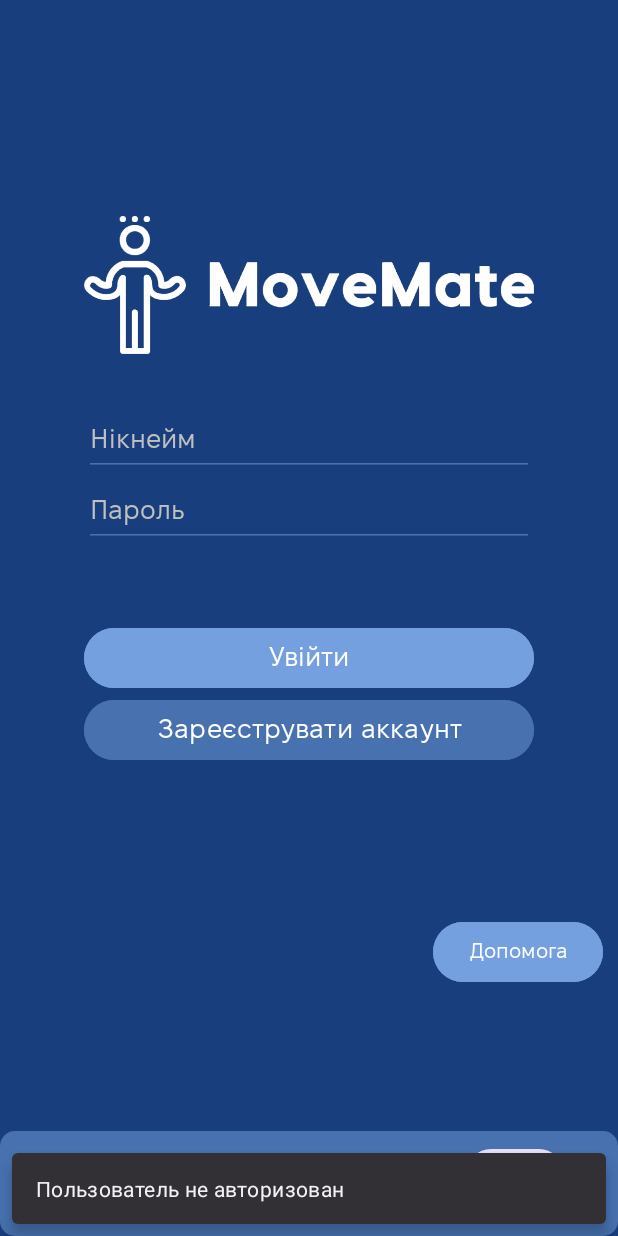
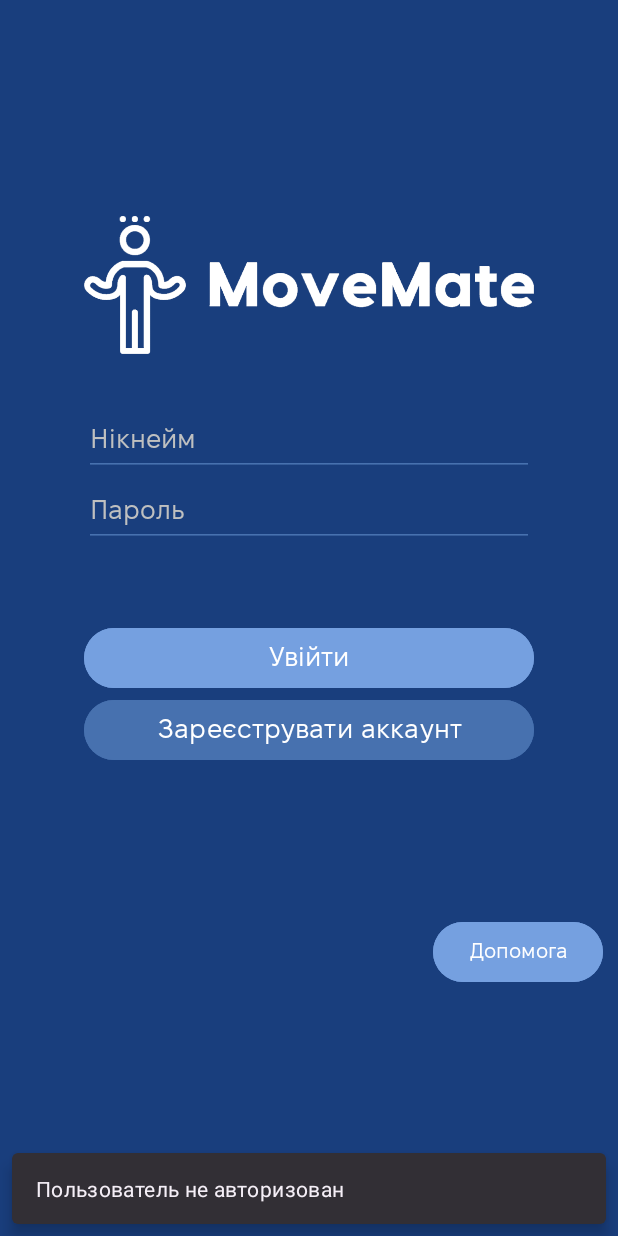
Before and after one commit to y0daaaa/Trainer, an Android app: the screen it shows after launch (MainActivity), item 3 of the bottom bar chosen, on a phone screen of 412 x 824 dp. Run offline under Robolectric (Android 15) with nearby library versions, the phone set to English and light mode, and no system bars; our stand-ins replace Dagger/Hilt's generated code, Room's generated code, navigation-ui; Roboto replaces fonts that are not available here.

Commit message:
fix some

```diff
--- a/app/src/main/java/com/example/trainer/ui/MainActivity.kt
+++ b/app/src/main/java/com/example/trainer/ui/MainActivity.kt
@@ -1,6 +1,7 @@
 package com.example.trainer.ui
 
 import android.os.Bundle
+import android.view.View
 import androidx.appcompat.app.AppCompatActivity
 import androidx.navigation.fragment.NavHostFragment
 import androidx.navigation.ui.setupWithNavController
@@ -23,6 +24,13 @@ class MainActivity : AppCompatActivity() {
 
         binding.bottomNavigationView.setupWithNavController(navController)
 
+        navController.addOnDestinationChangedListener { _, destination, _ ->
+            when (destination.id) {
+                R.id.homeFragment, R.id.statisticsFragment, R.id.profile_nav -> showBottomNavigationView()
+                else -> hideBottomNavigationView()
+            }
+        }
+
         binding.bottomNavigationView.setOnItemSelectedListener { menuItem ->
             when (menuItem.itemId) {
                 R.id.home_nav -> {
@@ -41,4 +49,12 @@ class MainActivity : AppCompatActivity() {
             }
         }
     }
+
+    private fun showBottomNavigationView() {
+        binding.bottomNavigationView.visibility = View.VISIBLE
+    }
+
+    private fun hideBottomNavigationView() {
+        binding.bottomNavigationView.visibility = View.GONE
+    }
 }
```
